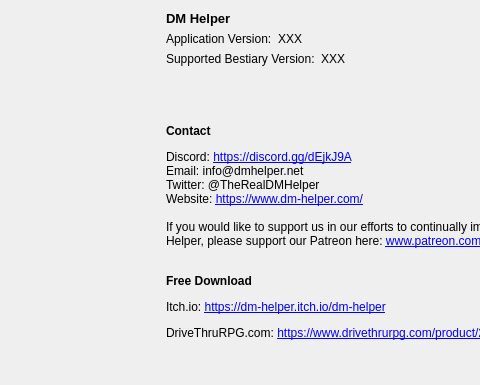
Before: the Qt Designer form DMHelper/src/aboutdialog.ui in MMetze/DMHelper, drawn with Qt 5; both pictures show x 151 to 631 and y 0 to 385 of the 800 by 729 pixel window.
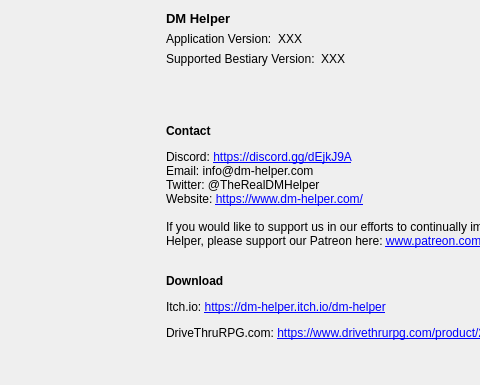
After: the same form once the commit is applied. Icons and pictures are not drawn.

```diff
--- a/DMHelper/src/aboutdialog.ui
+++ b/DMHelper/src/aboutdialog.ui
@@ -175,7 +175,7 @@
        <item>
         <widget class="QLabel" name="label_6">
          <property name="text">
-          <string>&lt;html&gt;&lt;head/&gt;&lt;body&gt;&lt;p&gt;&lt;span style=&quot; font-weight:600;&quot;&gt;Contact&lt;/span&gt;&lt;/p&gt;&lt;p&gt;Discord: &lt;a href=&quot;https://discord.gg/C7zPKBp&quot;&gt;&lt;span style=&quot; text-decoration: underline; color:#0000ff;&quot;&gt;https://discord.gg/dEjkJ9A&lt;/span&gt;&lt;/a&gt;&lt;br/&gt;Email: info@dmhelper.net&lt;br/&gt;Twitter: @TheRealDMHelper&lt;br/&gt;Website: &lt;a href=&quot;https://www.dm-helper.com/&quot;&gt;&lt;span style=&quot; text-decoration: underline; color:#0000ff;&quot;&gt;https://www.dm-helper.com/&lt;/span&gt;&lt;/a&gt;&lt;br/&gt;&lt;br/&gt;If you would like to support us in our efforts to continually improve and expand the DM Helper, please support our Patreon here: &lt;a href=&quot;www.patreon.com/dmhelper&quot;&gt;&lt;span style=&quot; text-decoration: underline; color:#0000ff;&quot;&gt;www.patreon.com/dmhelper&lt;/span&gt;&lt;/a&gt;&lt;br/&gt;&lt;/p&gt;&lt;p&gt;&lt;span style=&quot; font-weight:600;&quot;&gt;Free Download&lt;/span&gt;&lt;/p&gt;&lt;p&gt;Itch.io: &lt;a href=&quot;https://dm-helper.itch.io/dm-helper&quot;&gt;&lt;span style=&quot; text-decoration: underline; color:#0000ff;&quot;&gt;https://dm-helper.itch.io/dm-helper&lt;/span&gt;&lt;/a&gt;&lt;/p&gt;&lt;p&gt;DriveThruRPG.com: &lt;a href=&quot;https://www.drivethrurpg.com/product/274208/DM-Helper&quot;&gt;&lt;span style=&quot; text-decoration: underline; color:#0000ff;&quot;&gt;https://www.drivethrurpg.com/product/274208/DM-Helper&lt;/span&gt;&lt;/a&gt;&lt;/p&gt;&lt;/body&gt;&lt;/html&gt;</string>
+          <string>&lt;html&gt;&lt;head/&gt;&lt;body&gt;&lt;p&gt;&lt;span style=&quot; font-weight:600;&quot;&gt;Contact&lt;/span&gt;&lt;/p&gt;&lt;p&gt;Discord: &lt;a href=&quot;https://discord.gg/C7zPKBp&quot;&gt;&lt;span style=&quot; text-decoration: underline; color:#0000ff;&quot;&gt;https://discord.gg/dEjkJ9A&lt;/span&gt;&lt;/a&gt;&lt;br/&gt;Email: info@dm-helper.com&lt;br/&gt;Twitter: @TheRealDMHelper&lt;br/&gt;Website: &lt;a href=&quot;https://www.dm-helper.com/&quot;&gt;&lt;span style=&quot; text-decoration: underline; color:#0000ff;&quot;&gt;https://www.dm-helper.com/&lt;/span&gt;&lt;/a&gt;&lt;br/&gt;&lt;br/&gt;If you would like to support us in our efforts to continually improve and expand the DM Helper, please support our Patreon here: &lt;a href=&quot;www.patreon.com/dmhelper&quot;&gt;&lt;span style=&quot; text-decoration: underline; color:#0000ff;&quot;&gt;www.patreon.com/dmhelper&lt;/span&gt;&lt;/a&gt;&lt;br/&gt;&lt;/p&gt;&lt;p&gt;&lt;span style=&quot; font-weight:600;&quot;&gt;Download&lt;/span&gt;&lt;/p&gt;&lt;p&gt;Itch.io: &lt;a href=&quot;https://dm-helper.itch.io/dm-helper&quot;&gt;&lt;span style=&quot; text-decoration: underline; color:#0000ff;&quot;&gt;https://dm-helper.itch.io/dm-helper&lt;/span&gt;&lt;/a&gt;&lt;/p&gt;&lt;p&gt;DriveThruRPG.com: &lt;a href=&quot;https://www.drivethrurpg.com/product/274208/DM-Helper&quot;&gt;&lt;span style=&quot; text-decoration: underline; color:#0000ff;&quot;&gt;https://www.drivethrurpg.com/product/274208/DM-Helper&lt;/span&gt;&lt;/a&gt;&lt;/p&gt;&lt;/body&gt;&lt;/html&gt;</string>
          </property>
          <property name="textFormat">
           <enum>Qt::RichText</enum>
```
